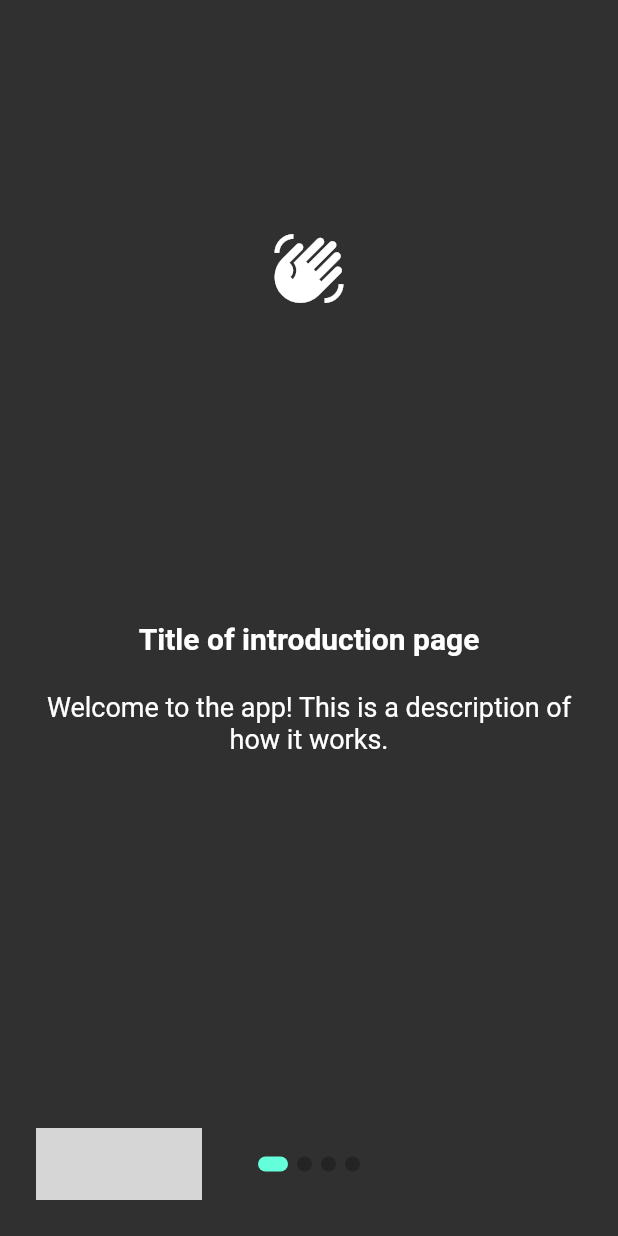
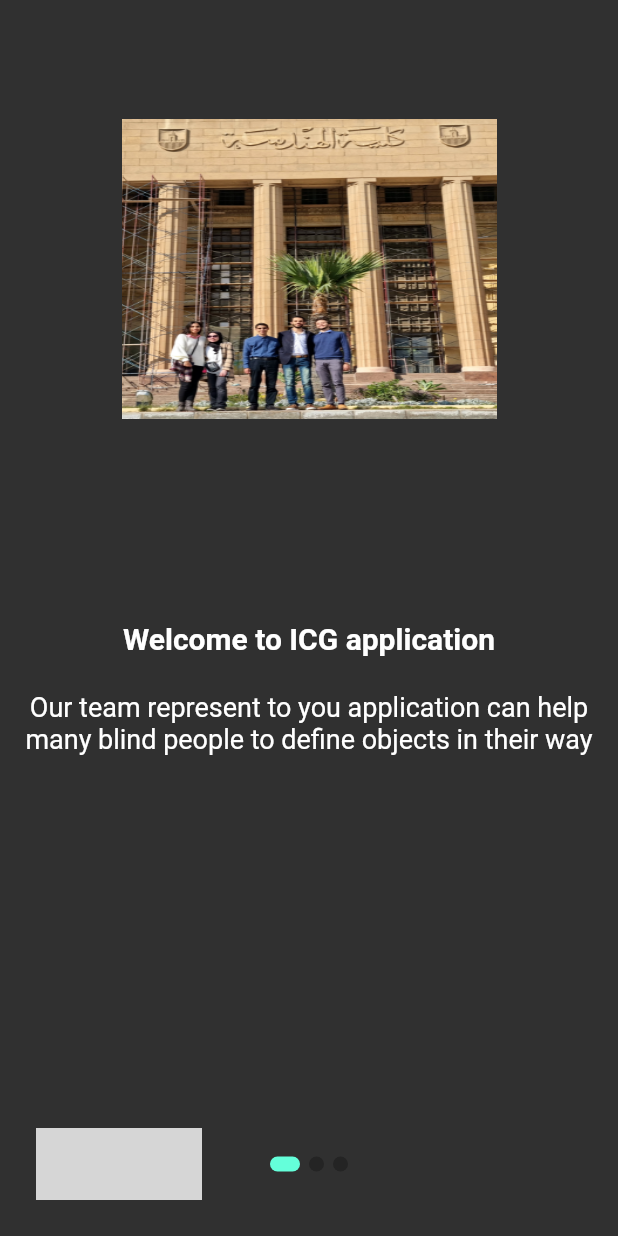
Before and after one commit to ahmad-marouf/image-captioning, a Flutter app: the screen it shows after launch, on a phone screen of 412 x 824 dp. Run offline on Flutter 3.47's test engine with Material 2 defaults, Android fonts, the phone set to English and light mode, and no system bars; drawn by our look-alikes of introduction_screen; our stand-ins replace after_layout, camera, connectivity_plus, flutter_easyloading, flutter_tts, image_picker and 4 more; missing offline and left inert: android_flutter_wifi, flutter_glow, gesture_zoom_box, gps_connectivity, loading_animations, network_info_plus and 3 more; grey boxes are pictures that could not be loaded.

Commit message:
modify IntroScreen.dart

```diff
--- a/image_captioning/lib/IntroScreen.dart
+++ b/image_captioning/lib/IntroScreen.dart
@@ -1,8 +1,5 @@
 import 'package:flutter/material.dart';
-import 'package:flutter/services.dart';
 import 'package:flutter_glow/flutter_glow.dart';
-import 'package:image_captioning/main.dart';
-import 'package:image_captioning/shared_components.dart';
 import 'package:image_captioning/slideAnimation.dart';
 import 'home.dart';
 import 'package:introduction_screen/introduction_screen.dart';
@@ -17,39 +14,35 @@ class IntroScreen extends StatefulWidget {
 class _IntroScreenState extends State<IntroScreen> {
   List<PageViewModel> listPagesViewModel = [
     PageViewModel(
-      title: "Title of introduction page",
-      body: "Welcome to the app! This is a description of how it works.",
+      title: "Welcome to ICG application",
+      body: "Our team represent to you application can help many blind people to define objects in their way",
       image: const Center(
-        child: Icon(Icons.waving_hand, size: 50.0),
+        child: Image(image: AssetImage("assets/image/Team.jpg"),
+          fit: BoxFit.fill,
+        width: 250,
+        height: 200,)
       ),
     ),
     PageViewModel(
-      title: "Title of blue page",
-      body: "Welcome to the app! This is a description on a page with a blue background.",
-      image: Center(
-        child: Image.network("https://images.pexels.com/photos/674010/pexels-photo-674010.jpeg", height: 175.0),
-      ),
-      decoration: const PageDecoration(
-        pageColor: Colors.blue,
-      ),
-    ),PageViewModel(
-      title: "Title of orange text and bold page",
-      body: "This is a description on a page with an orange title and bold, big body.",
+      title: "Methods of image caption in our App",
+      body: "1. Image caption using camera of glasses.\n"
+          "2. Image caption using camera of mobile phone.\n"
+          "3. Image caption using the gallery of mobile phone.",
       image: const Center(
-        child: Text("👋", style: TextStyle(fontSize: 100.0)),
-      ),
-      decoration: const PageDecoration(
-        titleTextStyle: TextStyle(color: Colors.orange),
-        bodyTextStyle: TextStyle(fontWeight: FontWeight.w700, fontSize: 20.0),
+        child: Image(image: AssetImage("assets/image/methods definition.jpg"),
+        fit: BoxFit.fill,
+        width: 300,),
       ),
     ),
     PageViewModel(
-      title: "Title of custom button page",
-      body: "This is a description on a page with a custom button below.",
-      footer: Padding(
-        padding: EdgeInsets.all(20),
-        child: SizedBox(),
+      title: "That's all, hope you find app is useful, Enjoy!",
+      body: "",
+      image: const Center(
+        child: Icon(Icons.waving_hand, size: 100),
       ),
+        decoration: const PageDecoration(
+            titleTextStyle: TextStyle(fontSize: 30),
+            imagePadding: EdgeInsets.only(bottom: 30))
     )];
 
   @override
--- a/image_captioning/lib/home.dart
+++ b/image_captioning/lib/home.dart
@@ -89,7 +89,7 @@ class HomeScene extends StatelessWidget {
             builder: (context){
               return IconButton(
                   onPressed: ()=>Scaffold.of(context).openDrawer(),
-                  icon: Icon(Icons.menu));
+                  icon: const Icon(Icons.menu));
             },
         ),
         centerTitle: true,
@@ -97,7 +97,7 @@ class HomeScene extends StatelessWidget {
         elevation: 0,
         shadowColor: Colors.transparent,
         backgroundColor: Colors.transparent,
-        actions: [
+        /*actions: [
           IconButton(
             onPressed: () {
               showDialog(
@@ -116,7 +116,7 @@ class HomeScene extends StatelessWidget {
             color: Colors.white,
             tooltip: 'HELP',
           )
-        ],
+        ],*/
       ),
       body: Stack(
           fit: StackFit.expand,
@@ -127,10 +127,10 @@ class HomeScene extends StatelessWidget {
         ),
         Positioned.fill(
             child: BackdropFilter(
-          filter: ImageFilter.blur(
-              sigmaX: 10,
-              sigmaY: 10),
-          child: const SizedBox(),
+              filter: ImageFilter.blur(
+                  sigmaX: 10,
+                  sigmaY: 10),
+              child: const SizedBox(),
         )),
         SlideTransition(
           position: Tween<Offset>(
--- a/image_captioning/lib/main.dart
+++ b/image_captioning/lib/main.dart
@@ -7,6 +7,7 @@ import 'package:flutter_easyloading/flutter_easyloading.dart';
 import 'package:shared_preferences/shared_preferences.dart';
 
 import 'IntroScreen.dart';
+import 'home.dart';
 
 void main(){
   SystemChrome.setSystemUIOverlayStyle(
@@ -47,23 +48,24 @@ class Splash extends StatefulWidget {
 }
 
 class SplashState extends State<Splash> with AfterLayoutMixin<Splash> {
+
   Future checkFirstSeen() async {
     SharedPreferences prefs = await SharedPreferences.getInstance();
-    /*bool _seen = (prefs.getBool('seen') ?? false);
+    bool _seen = (prefs.getBool('seen') ?? false);
 
     if (_seen) {
       Navigator.of(context).pushReplacement(
-          new MaterialPageRoute(builder: (context) => new homeState()));
+           MaterialPageRoute(builder: (context) =>  const HomeState()));
     } else {
       await prefs.setBool('seen', true);
       Navigator.of(context).pushReplacement(
-          new MaterialPageRoute(builder: (context) => new IntroScreen()));
-    }*/
+           MaterialPageRoute(builder: (context) =>  IntroScreen()));
+    }
 
-    Navigator.of(context).pushReplacement(
+    /*Navigator.of(context).pushReplacement(
         MaterialPageRoute(builder: (context) => IntroScreen()
         )
-    );
+    );*/
 
   }
 
@@ -72,6 +74,7 @@ class SplashState extends State<Splash> with AfterLayoutMixin<Splash> {
 
   @override
   Widget build(BuildContext context) {
+    checkFirstSeen();
     return const MaterialApp(
       home: Center(
         child: CircularProgressIndicator(),
--- a/image_captioning/pubspec.yaml
+++ b/image_captioning/pubspec.yaml
@@ -74,6 +74,7 @@ dependencies:
   cupertino_icons: ^1.0.2
   after_layout: ^1.2.0
   fluttertoast: ^8.2.1
+
 
 #dependency_overrides:
 #  camera_android:
```
Also changed, not shown: image_captioning/assets/image/Team.jpg (added), image_captioning/assets/image/methods definition.jpg (added).
